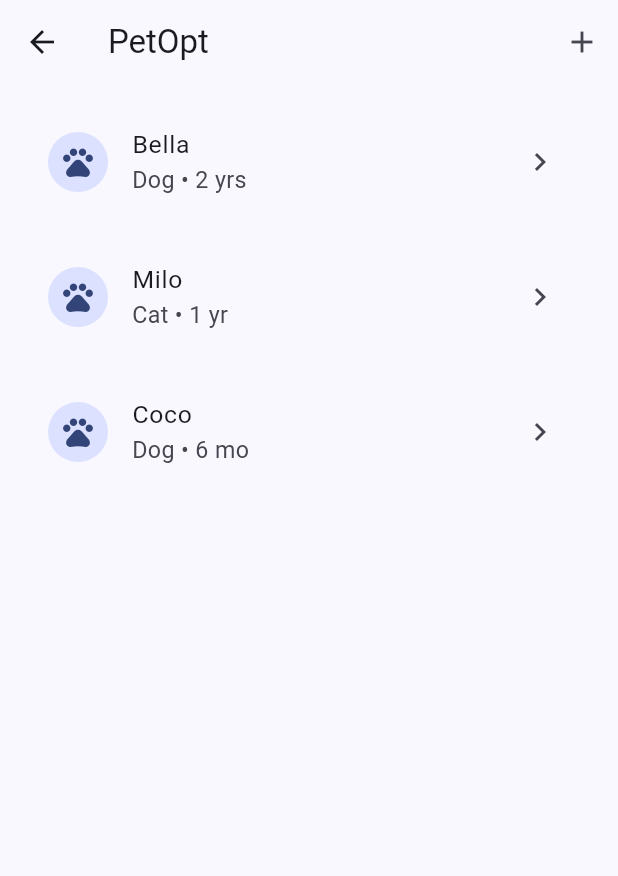
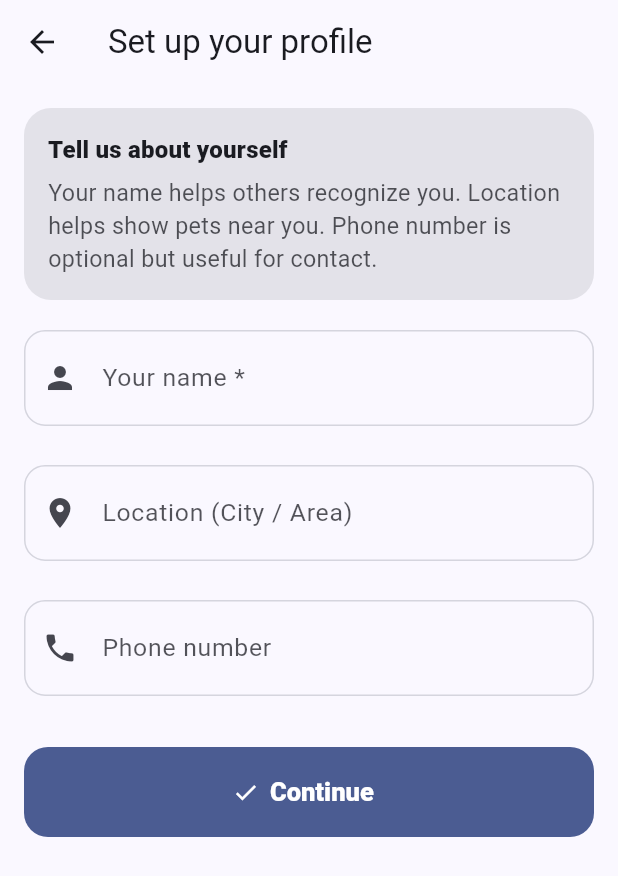
Before and after one commit to animegamer4422/Pet-Opt, a Flutter app: the screen it shows after launch, after a tap on "Sign up", after a tap on "Create account", on a phone screen of 412 x 824 dp. Shown: the top 876 px of the screen. Run offline on Flutter 3.47's test engine with Material 3 defaults, Android fonts, the light colour scheme and no system bars.

Commit message:
Completed profile setup after login

```diff
--- a/lib/app/routes.dart
+++ b/lib/app/routes.dart
@@ -3,12 +3,16 @@ import '../features/auth/auth_page.dart';
 import '../features/feed/feed_page.dart';
 import '../features/post/create_post_page.dart';
 import '../features/pet/pet_detail_page.dart';
+import '../features/onboarding/profile_setup_page.dart';
 
 class Routes {
   static const auth = '/auth';
   static const feed = '/';
   static const createPost = '/create-post';
   static const petDetail = '/pet-detail';
+  static const profileSetup = '/profile-setup';
+
+
 
   static Route<dynamic> onGenerateRoute(RouteSettings settings) {
     switch (settings.name) {
@@ -21,6 +25,8 @@ class Routes {
       case petDetail:
         final petId = settings.arguments as String?;
         return MaterialPageRoute(builder: (_) => PetDetailPage(petId: petId));
+      case profileSetup:
+  return MaterialPageRoute(builder: (_) => const ProfileSetupPage());
       default:
         return MaterialPageRoute(
           builder: (_) => const Scaffold(
--- a/lib/features/auth/auth_page.dart
+++ b/lib/features/auth/auth_page.dart
@@ -30,10 +30,9 @@ class _AuthPageState extends State<AuthPage> {
     super.dispose();
   }
 
-  void _continueAfterAuth() {
-    // Mock success for now.
-    Navigator.pushReplacementNamed(context, Routes.feed);
-  }
+void _continueAfterAuth() {
+  Navigator.pushReplacementNamed(context, Routes.profileSetup);
+}
 
   @override
   Widget build(BuildContext context) {
--- /dev/null
+++ b/lib/features/onboarding/profile_setup_page.dart
@@ -0,0 +1,190 @@
+import 'package:flutter/material.dart';
+import '../../app/routes.dart';
+
+class ProfileSetupPage extends StatefulWidget {
+  const ProfileSetupPage({super.key});
+
+  @override
+  State<ProfileSetupPage> createState() => _ProfileSetupPageState();
+}
+
+class _ProfileSetupPageState extends State<ProfileSetupPage> {
+  final _formKey = GlobalKey<FormState>();
+
+  final _name = TextEditingController();
+  final _location = TextEditingController();
+  final _phone = TextEditingController();
+
+  bool _isSaving = false;
+
+  @override
+  void dispose() {
+    _name.dispose();
+    _location.dispose();
+    _phone.dispose();
+    super.dispose();
+  }
+
+  Future<void> _saveAndContinue() async {
+    if (!_formKey.currentState!.validate()) return;
+
+    setState(() => _isSaving = true);
+
+    // TODO: Save to backend later
+    await Future.delayed(const Duration(milliseconds: 500));
+
+    if (!mounted) return;
+    setState(() => _isSaving = false);
+
+    Navigator.pushReplacementNamed(context, Routes.feed);
+  }
+
+  @override
+  Widget build(BuildContext context) {
+    final t = Theme.of(context).textTheme;
+    final cs = Theme.of(context).colorScheme;
+
+    return Scaffold(
+      appBar: AppBar(title: const Text('Set up your profile')),
+      body: SafeArea(
+        child: ListView(
+          padding: const EdgeInsets.all(16),
+          children: [
+            Container(
+              padding: const EdgeInsets.all(16),
+              decoration: BoxDecoration(
+                color: cs.surfaceContainerHighest,
+                borderRadius: BorderRadius.circular(18),
+              ),
+              child: Column(
+                crossAxisAlignment: CrossAxisAlignment.start,
+                children: [
+                  Text(
+                    'Tell us about yourself',
+                    style: t.titleMedium?.copyWith(fontWeight: FontWeight.w900),
+                  ),
+                  const SizedBox(height: 6),
+                  Text(
+                    'Your name helps others recognize you. Location helps show pets near you. Phone number is optional but useful for contact.',
+                    style: t.bodyMedium?.copyWith(
+                      color: cs.onSurface.withOpacity(0.75),
+                    ),
+                  ),
+                ],
+              ),
+            ),
+
+            const SizedBox(height: 20),
+
+            Form(
+              key: _formKey,
+              child: Column(
+                crossAxisAlignment: CrossAxisAlignment.stretch,
+                children: [
+                  // Name (Required)
+                  TextFormField(
+                    controller: _name,
+                    style: const TextStyle(fontSize: 16),
+                    decoration: InputDecoration(
+                      labelText: 'Your name *',
+                      prefixIcon: const Icon(Icons.person),
+                      contentPadding: const EdgeInsets.symmetric(
+                        horizontal: 18,
+                        vertical: 20,
+                      ),
+                      border: OutlineInputBorder(
+                        borderRadius: BorderRadius.circular(16),
+                      ),
+                    ),
+                    validator: (v) {
+                      if (v == null || v.trim().isEmpty) {
+                        return 'Name is required';
+                      }
+                      return null;
+                    },
+                    textInputAction: TextInputAction.next,
+                  ),
+
+                  const SizedBox(height: 26),
+
+                  // Location (Optional)
+                  TextFormField(
+                    controller: _location,
+                    style: const TextStyle(fontSize: 16),
+                    decoration: InputDecoration(
+                      labelText: 'Location (City / Area)',
+                      prefixIcon: const Icon(Icons.location_on),
+                      hintText: 'Optional',
+                      contentPadding: const EdgeInsets.symmetric(
+                        horizontal: 18,
+                        vertical: 20,
+                      ),
+                      border: OutlineInputBorder(
+                        borderRadius: BorderRadius.circular(16),
+                      ),
+                    ),
+                    textInputAction: TextInputAction.next,
+                  ),
+
+                  const SizedBox(height: 26),
+
+                  // Phone (Optional but validated if filled)
+                  TextFormField(
+                    controller: _phone,
+                    style: const TextStyle(fontSize: 16),
+                    decoration: InputDecoration(
+                      labelText: 'Phone number',
+                      prefixIcon: const Icon(Icons.phone),
+                      hintText: 'Optional',
+                      contentPadding: const EdgeInsets.symmetric(
+                        horizontal: 18,
+                        vertical: 20,
+                      ),
+                      border: OutlineInputBorder(
+                        borderRadius: BorderRadius.circular(16),
+                      ),
+                    ),
+                    keyboardType: TextInputType.phone,
+                    validator: (v) {
+                      if (v == null || v.isEmpty) return null;
+                      if (v.length < 7) {
+                        return 'Enter a valid phone number';
+                      }
+                      return null;
+                    },
+                    textInputAction: TextInputAction.done,
+                    onFieldSubmitted: (_) => _saveAndContinue(),
+                  ),
+
+                  const SizedBox(height: 34),
+
+                  FilledButton.icon(
+                    onPressed: _isSaving ? null : _saveAndContinue,
+                    icon: _isSaving
+                        ? const SizedBox(
+                            height: 18,
+                            width: 18,
+                            child: CircularProgressIndicator(strokeWidth: 2),
+                          )
+                        : const Icon(Icons.check),
+                    label: Text(_isSaving ? 'Saving…' : 'Continue'),
+                    style: FilledButton.styleFrom(
+                      minimumSize: const Size.fromHeight(60),
+                      textStyle: const TextStyle(
+                        fontSize: 17,
+                        fontWeight: FontWeight.w800,
+                      ),
+                      shape: RoundedRectangleBorder(
+                        borderRadius: BorderRadius.circular(16),
+                      ),
+                    ),
+                  ),
+                ],
+              ),
+            ),
+          ],
+        ),
+      ),
+    );
+  }
+}
```
